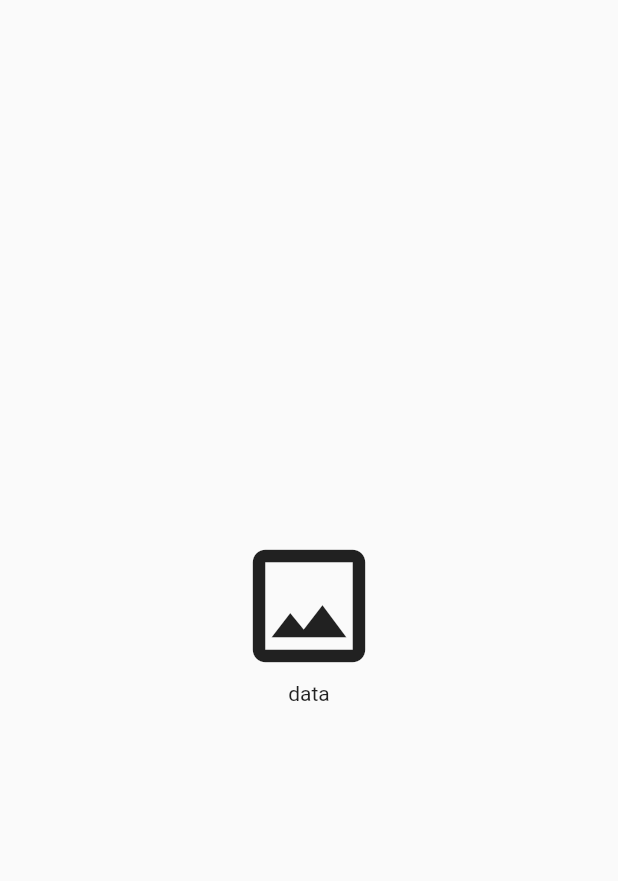
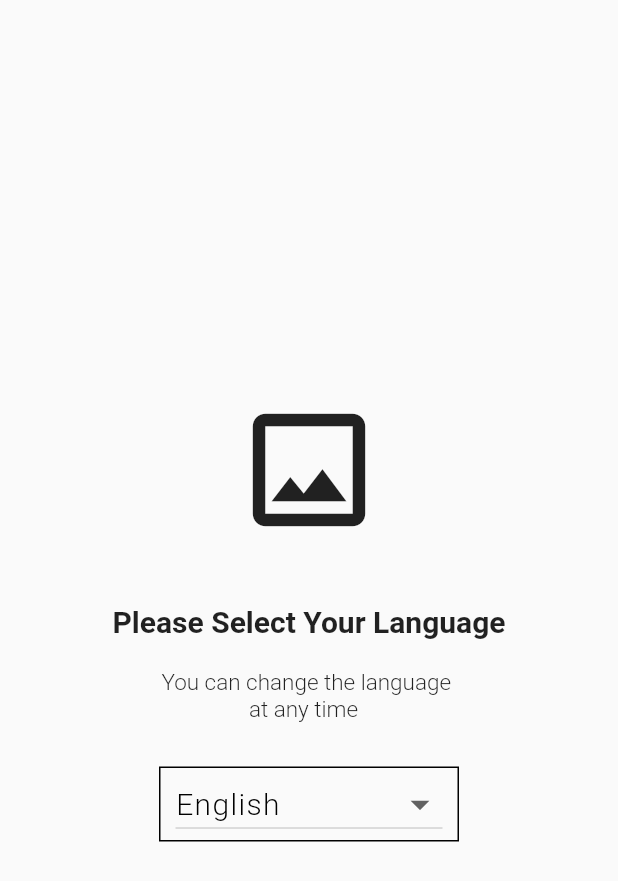
Before and after one commit to cryptic-exe/Otp_verfication, a Flutter app: the screen it shows after launch, on a phone screen of 412 x 824 dp. Shown: the top 881 px of the screen. Run offline on Flutter 3.47's test engine with Material 2 defaults, Android fonts, the phone set to English and light mode, and no system bars.

Commit message:
added dropdown menu

```diff
--- a/lib/main.dart
+++ b/lib/main.dart
@@ -27,6 +27,8 @@ class MyHomePage extends StatefulWidget {
 }
 
 class _MyHomePageState extends State<MyHomePage> {
+  String dropdownValue = 'English';
+
   @override
   Widget build(BuildContext context) {
     return Scaffold(
@@ -40,7 +42,61 @@ class _MyHomePageState extends State<MyHomePage> {
                   Icons.photo_outlined,
                   size: 100.0,
                 ),
-                Text('data')
+                Padding(
+                  padding: const EdgeInsets.only(top: 40.0),
+                  child: Text(
+                    'Please Select Your Language',
+                    style:
+                        TextStyle(fontWeight: FontWeight.bold, fontSize: 20.0),
+                  ),
+                ),
+                Padding(
+                  padding: const EdgeInsets.symmetric(vertical: 20),
+                  child: Text(
+                    'You can change the language \n\t\t\t\t\t\t\t\t\t\t\t\t\t\t\t at any time',
+                    style:
+                        TextStyle(fontWeight: FontWeight.w300, fontSize: 15.0),
+                  ),
+                ),
+                Padding(
+                  padding: const EdgeInsets.only(top: 9.0),
+                  child: Container(
+                    width: 200,
+                    padding: const EdgeInsets.only(left: 10.0, right: 10.0),
+                    decoration: BoxDecoration(
+                      border: Border.all(),
+                    ),
+                    child: DropdownButton<String>(
+                      value: dropdownValue,
+                      icon: const Icon(Icons.arrow_drop_down_outlined),
+                      isExpanded: true,
+                      iconSize: 30,
+                      elevation: 16,
+                      style: const TextStyle(color: Colors.black),
+                      onChanged: (String? newValue) {
+                        setState(() {
+                          dropdownValue = newValue!;
+                        });
+                      },
+                      items: <String>[
+                        'English',
+                        'Hindi',
+                        'French',
+                        'Spanish',
+                        'Russian',
+                        'Arabic'
+                      ].map<DropdownMenuItem<String>>((String value) {
+                        return DropdownMenuItem<String>(
+                          value: value,
+                          child: Text(
+                            value,
+                            style: TextStyle(fontSize: 20,letterSpacing: 0.9,fontWeight:FontWeight.w300),
+                          ),
+                        );
+                      }).toList(),
+                    ),
+                  ),
+                ),
               ],
             ),
           ),
```
